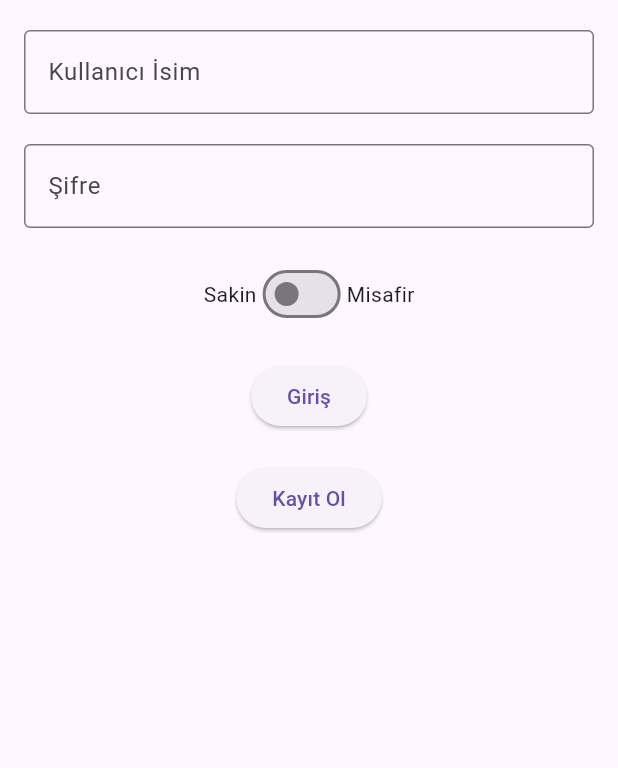
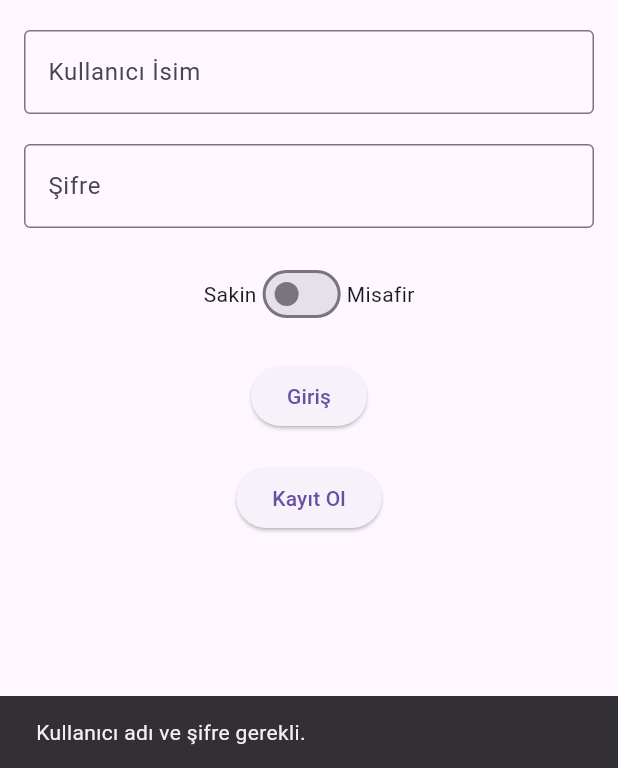
Before and after one commit to ATA10/apsiyon_hackton_flutter, a Flutter app: the screen it shows after launch, after a tap on "Giriş", on a phone screen of 412 x 824 dp, the part 468-1236 px from its top. Run offline on Flutter 3.47's test engine with Material 3 defaults, Android fonts, the phone set to English and light mode, and no system bars; our stand-ins replace fluttertoast, image_picker, shared_preferences; accounts and stored records are empty; network calls fail.

Commit message:
page düzenleme

```diff
--- a/lib/screens/home_screen.dart
+++ b/lib/screens/home_screen.dart
@@ -62,7 +62,7 @@ class _HomeScreenState extends State<HomeScreen> {
             children: [
               _profileImageUrl.isNotEmpty
                   ? CircleAvatar(
-                      radius: 50,
+                      radius: 100,
                       backgroundImage: NetworkImage(_profileImageUrl),
                     )
                   : CircularProgressIndicator(),
--- a/lib/screens/main_screen.dart
+++ b/lib/screens/main_screen.dart
@@ -6,8 +6,6 @@ import '../services/user/UserDataManager.dart';
 import '../services/user/user_data.dart';
 import 'registration_screen.dart';
 import 'home_screen.dart';
-import 'user_info_screen.dart';
-import 'entry_exit_info_screen.dart';
 import '../services/token_manager.dart';
 import '../services/ip_adress.dart';
 
@@ -19,20 +17,23 @@ class MainScreen extends StatefulWidget {
 class _MainScreenState extends State<MainScreen> {
   final TextEditingController _usernameController = TextEditingController();
   final TextEditingController _passwordController = TextEditingController();
-  bool _isResident = true; // Default to 'Sakin'
+  bool _isResident = true;
 
   get ip_adres => ipAdres;
 
-  void _login() async {
+  Future<void> _login() async {
     String username = _usernameController.text;
     String password = _passwordController.text;
 
+    if (username.isEmpty || password.isEmpty) {
+      _showSnackBar('Kullanıcı adı ve şifre gerekli.');
+      return;
+    }
+
     String url = "$ip_adres/user/login";
-    var data = {
-      "email": username,
-      "password": password
-    };
+    var data = {"email": username, "password": password};
 
+    try {
       var response = await http.post(
         Uri.parse(url),
         headers: {"Content-Type": "application/json"},
@@ -41,39 +42,30 @@ class _MainScreenState extends State<MainScreen> {
 
       if (response.statusCode == 200) {
         var loginResponse = json.decode(response.body);
-      print("Login Response: $loginResponse");
 
-      // Check if login was successful
         if (loginResponse['token'] != null) {
           TokenManager().setToken(loginResponse['token']);
-        print(loginResponse['token']);
-
           UserData userData = UserData.fromJson(loginResponse['user']);
           UserDataManager.setUserData(userData);
 
-        if (_isResident) {
           Navigator.pushReplacement(
             context,
-            MaterialPageRoute(builder: (context) => HomeScreen()),
+            MaterialPageRoute(
+                builder: (context) => _isResident ? HomeScreen() : HomeScreenGuest()),
           );
         } else {
-          // Navigate to the guest screen
-          Navigator.pushReplacement(
-            context,
-            MaterialPageRoute(builder: (context) => HomeScreenGuest()), // Replace with actual guest screen
-          );
+          _showSnackBar('Kullanıcı adı veya şifre hatalı');
         }
       } else {
-        ScaffoldMessenger.of(context).showSnackBar(
-          SnackBar(content: Text('Kullanıcı adı veya şifre hatalı')),
-        );
+        _showSnackBar('Giriş yapılamadı');
       }
-    } else {
-      // Show error message
-      ScaffoldMessenger.of(context).showSnackBar(
-        SnackBar(content: Text('Giriş yapılamadı')),
-      );
+    } catch (e) {
+      _showSnackBar('Bir hata oluştu: $e');
     }
+  }
+
+  void _showSnackBar(String message) {
+    ScaffoldMessenger.of(context).showSnackBar(SnackBar(content: Text(message)));
   }
 
   @override
@@ -90,7 +82,34 @@ class _MainScreenState extends State<MainScreen> {
             child: Column(
               mainAxisAlignment: MainAxisAlignment.center,
               children: [
-                Container(
+                _buildAppIcon(),
+                SizedBox(height: 20),
+                _buildTextField(
+                  controller: _usernameController,
+                  label: 'Kullanıcı İsim',
+                ),
+                SizedBox(height: 20),
+                _buildTextField(
+                  controller: _passwordController,
+                  label: 'Şifre',
+                  obscureText: true,
+                ),
+                SizedBox(height: 20),
+                _buildResidentSwitch(),
+                SizedBox(height: 20),
+                _buildLoginButton(),
+                SizedBox(height: 20),
+                _buildRegisterButton(),
+              ],
+            ),
+          ),
+        ),
+      ),
+    );
+  }
+
+  Widget _buildAppIcon() {
+    return Container(
       width: 100,
       height: 100,
       decoration: BoxDecoration(
@@ -98,26 +117,25 @@ class _MainScreenState extends State<MainScreen> {
         shape: BoxShape.circle,
       ),
       child: Image.asset('assets/icons/app_icon.png'),
-                ),
-                SizedBox(height: 20),
-                TextField(
-                  controller: _usernameController,
+    );
+  }
+
+  Widget _buildTextField(
+      {required TextEditingController controller,
+      required String label,
+      bool obscureText = false}) {
+    return TextField(
+      controller: controller,
+      obscureText: obscureText,
       decoration: InputDecoration(
-                    labelText: 'Kullanıcı İsim',
+        labelText: label,
         border: OutlineInputBorder(),
       ),
-                ),
-                SizedBox(height: 20),
-                TextField(
-                  controller: _passwordController,
-                  obscureText: true,
-                  decoration: InputDecoration(
-                    labelText: 'Şifre',
-                    border: OutlineInputBorder(),
-                  ),
-                ),
-                SizedBox(height: 20),
-                Row(
+    );
+  }
+
+  Widget _buildResidentSwitch() {
+    return Row(
       mainAxisAlignment: MainAxisAlignment.center,
       children: [
         Text('Sakin'),
@@ -131,14 +149,18 @@ class _MainScreenState extends State<MainScreen> {
         ),
         Text('Misafir'),
       ],
-                ),
-                SizedBox(height: 20),
-                ElevatedButton(
+    );
+  }
+
+  Widget _buildLoginButton() {
+    return ElevatedButton(
       onPressed: _login,
       child: Text('Giriş'),
-                ),
-                SizedBox(height: 20),
-                ElevatedButton(
+    );
+  }
+
+  Widget _buildRegisterButton() {
+    return ElevatedButton(
       onPressed: () {
         showModalBottomSheet(
           context: context,
@@ -147,12 +169,6 @@ class _MainScreenState extends State<MainScreen> {
         );
       },
       child: Text('Kayıt Ol'),
-                ),
-              ],
-            ),
-          ),
-        ),
-      ),
     );
   }
 }
--- a/lib/screens/user_info_screen.dart
+++ b/lib/screens/user_info_screen.dart
@@ -118,7 +118,10 @@ class _UserInfoScreenState extends State<UserInfoScreen> {
                 },
               ),
             ),
-            Text('Kullanıcı Bilgilerini Güncelleme'),
+            Text(
+              'Kullanıcı Bilgilerini Güncelleme',
+              style: TextStyle(fontSize: 16, fontWeight: FontWeight.bold),
+            ),
             SizedBox(height: 16.0),
             _image == null
                 ? Text('Fotoğraf seçili değil!')
--- a/lib/services/permissions_service.dart
+++ b/lib/services/permissions_service.dart
@@ -25,7 +25,6 @@ Future<List<Permission>> fetchPermissions() async {
     throw Exception('Failed to load permissions');
   }
 }
-
 
 class Permission {
   final int assignedById;
```
Also changed, not shown: lib/screens/create_permission_screen.dart (+14 -11 lines), lib/screens/entry_exit_info_screen.dart (+11 -2 lines). Lines whose indentation alone changed are shown as unchanged.
